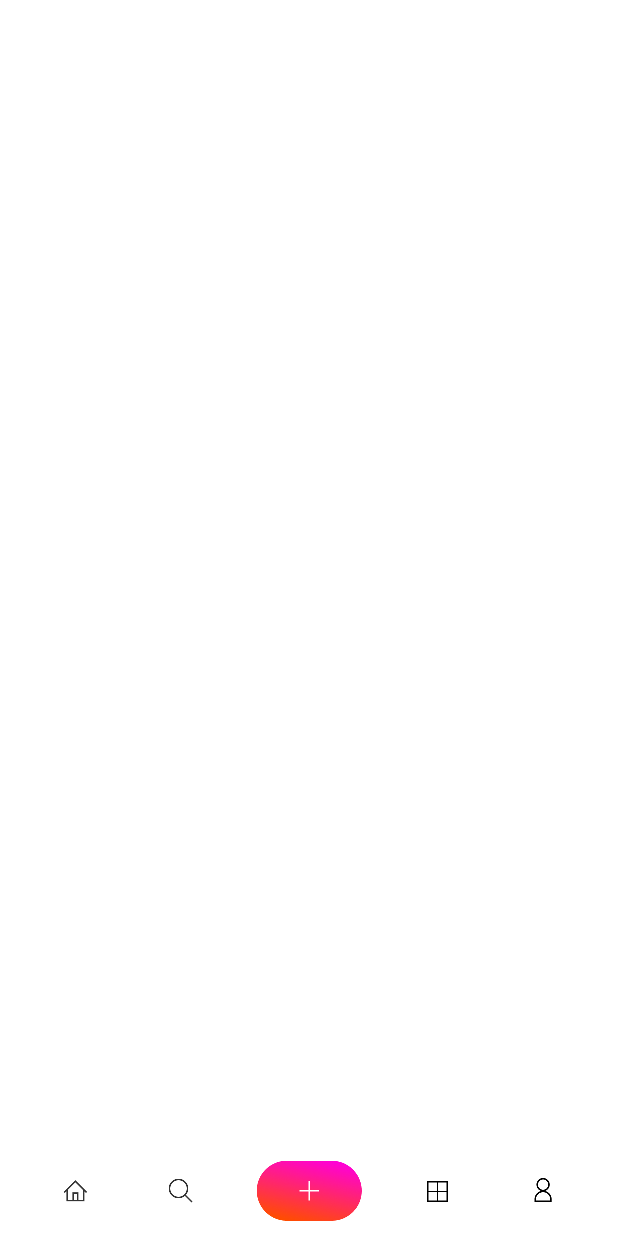
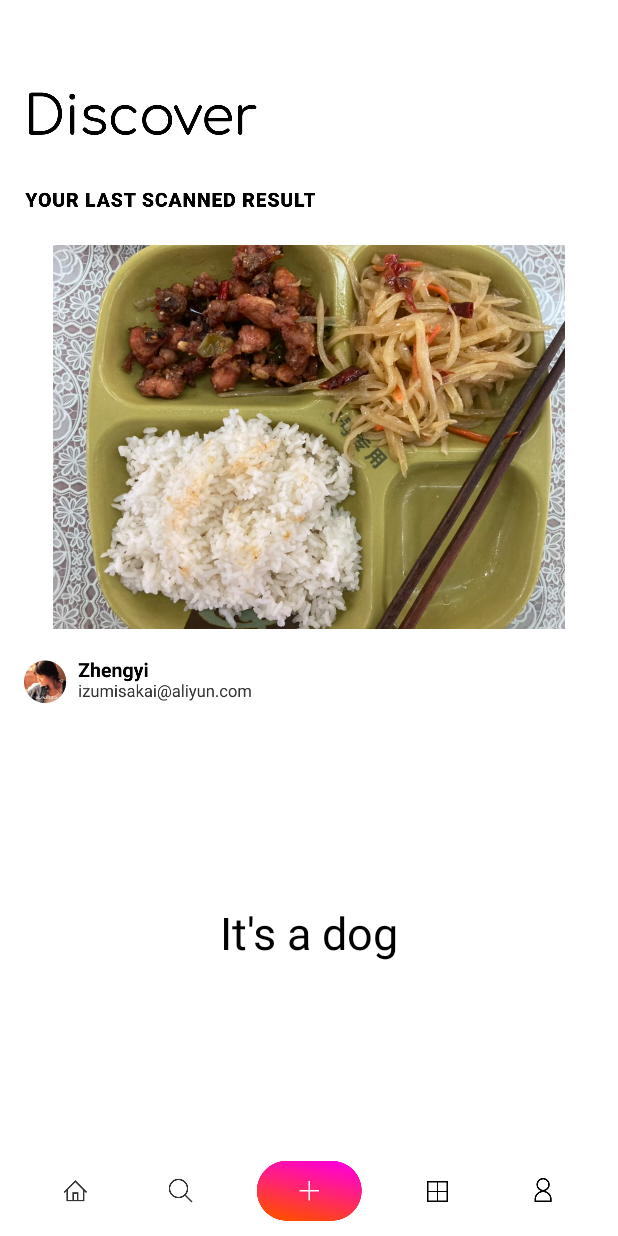
Before and after one commit to IzumiSakai-zy/AndroidImageScanApp, an Android app: the fragment MainPageFragment placed in its activity, on a phone screen of 412 x 824 dp. Run offline under Robolectric (Android 15) with nearby library versions, the phone set to English and light mode, and no system bars; libraries missing offline, so code that uses them is left out: com.facebook.drawee; 1 statement that could not run was skipped.

Commit message:
feature(android_front_end):首页UI完成

```diff
--- a/android_front_end/app/src/main/java/com/whu/androidimagescanapp/ui/LoginFragment.kt
+++ b/android_front_end/app/src/main/java/com/whu/androidimagescanapp/ui/LoginFragment.kt
@@ -10,14 +10,14 @@ import com.whu.androidimagescanapp.R
 
 class LoginFragment : Fragment(), View.OnClickListener {
 
-    private var loginButton:ImageView? = null
-    private var backButton:ImageView? = null
-
     companion object {
         const val TAG = "LOGIN_FRAGMENT"
         @JvmStatic
         fun newInstance() = LoginFragment()
     }
+
+    private var loginButton:ImageView? = null
+    private var backButton:ImageView? = null
 
     override fun onCreateView(
         inflater: LayoutInflater, container: ViewGroup?,
--- a/android_front_end/app/src/main/java/com/whu/androidimagescanapp/ui/MainPageFragment.kt
+++ b/android_front_end/app/src/main/java/com/whu/androidimagescanapp/ui/MainPageFragment.kt
@@ -11,24 +11,20 @@ import android.provider.MediaStore
 import android.view.LayoutInflater
 import android.view.View
 import android.view.ViewGroup
+import android.widget.FrameLayout
 import android.widget.ImageView
 import android.widget.Toast
 import androidx.core.app.ActivityCompat
 import androidx.core.content.FileProvider
 import androidx.fragment.app.Fragment
 import com.whu.androidimagescanapp.R
+import com.whu.androidimagescanapp.utils.CommonUtils
 import com.whu.androidimagescanapp.utils.PermissionUtil
 import java.io.File
 import java.text.SimpleDateFormat
 import java.util.*
 
 class MainPageFragment : Fragment(), View.OnClickListener {
-    private val REQUEST_STORAGE_PERMISSION = 1
-    private val TAKE_A_PHOTO = 2
-
-    private var takeImage: ImageView? = null
-    private var imageContent: ImageView? = null
-    private var imageUri: Uri? = null
 
     companion object {
         const val TAG = "MAIN_PAGE_FRAGMENT"
@@ -36,6 +32,13 @@ class MainPageFragment : Fragment(), View.OnClickListener {
         @JvmStatic
         fun newInstance() = MainPageFragment()
     }
+
+    private val REQUEST_STORAGE_PERMISSION = 1
+    private val TAKE_A_PHOTO = 2
+
+    private var takeImage: ImageView? = null
+    private var scannedImage: ImageView? = null
+    private var imageUri: Uri? = null
 
     override fun onViewCreated(view: View, savedInstanceState: Bundle?) {
         super.onViewCreated(view, savedInstanceState)
@@ -51,7 +54,7 @@ class MainPageFragment : Fragment(), View.OnClickListener {
     ): View? {
         return inflater.inflate(R.layout.fragment_main_page, container, false).let {
             takeImage = it.findViewById(R.id.bottom_icon_take_a_photo)
-            imageContent = it.findViewById(R.id.photo_content)
+            scannedImage = it.findViewById(R.id.main_page_scanned_image)
             it
         }
     }
@@ -88,16 +91,6 @@ class MainPageFragment : Fragment(), View.OnClickListener {
         }
     }
 
-    override fun onActivityResult(requestCode: Int, resultCode: Int, data: Intent?) {
-        super.onActivityResult(requestCode, resultCode, data)
-        if (requestCode == TAKE_A_PHOTO) {
-            val uri = imageUri ?: return
-            BitmapFactory.decodeStream(activity?.contentResolver?.openInputStream(uri)).let {
-                imageContent?.setImageBitmap(it)
-            }
-        }
-    }
-
     private fun requestStoragePermission() {
         ActivityCompat.requestPermissions(
             requireActivity(),
@@ -107,7 +100,7 @@ class MainPageFragment : Fragment(), View.OnClickListener {
     }
 
     private fun requestCamera() {
-        imageUri = FileProvider.getUriForFile(requireContext(), "com.whu.fileprovider", getImageFile());
+        imageUri = FileProvider.getUriForFile(requireContext(), "com.whu.fileprovider", getImageFile())
         val intent = Intent(MediaStore.ACTION_IMAGE_CAPTURE)
         intent.putExtra(MediaStore.EXTRA_OUTPUT, imageUri)
         startActivityForResult(intent, TAKE_A_PHOTO)
@@ -118,4 +111,18 @@ class MainPageFragment : Fragment(), View.OnClickListener {
         val storageDir = requireActivity().getExternalFilesDir(Environment.DIRECTORY_PICTURES)
         return File.createTempFile(imageName, ".jpeg", storageDir)
     }
+
+    override fun onActivityResult(requestCode: Int, resultCode: Int, data: Intent?) {
+        super.onActivityResult(requestCode, resultCode, data)
+        if (requestCode == TAKE_A_PHOTO) {
+            val uri = imageUri ?: return
+            BitmapFactory.decodeStream(activity?.contentResolver?.openInputStream(uri)).let {
+                scannedImage?.apply {
+                    val pixValue = CommonUtils.dip2px(requireContext(), 10)
+                    setPadding(pixValue,0,pixValue,0)
+                    setImageBitmap(it)
+                }
+            }
+        }
+    }
 }
--- a/android_front_end/app/src/main/res/layout/fragment_login.xml
+++ b/android_front_end/app/src/main/res/layout/fragment_login.xml
@@ -4,7 +4,7 @@
     xmlns:app="http://schemas.android.com/apk/res-auto"
     android:layout_width="match_parent"
     android:layout_height="match_parent"
-    android:layout_marginTop="23dp"
+    android:layout_marginTop="28dp"
     android:background="#FFFFFF">
 
     <ImageView
--- a/android_front_end/app/src/main/res/layout/fragment_main_page.xml
+++ b/android_front_end/app/src/main/res/layout/fragment_main_page.xml
@@ -1,16 +1,70 @@
 <?xml version="1.0" encoding="utf-8"?>
-<androidx.constraintlayout.widget.ConstraintLayout xmlns:android="http://schemas.android.com/apk/res/android"
+<androidx.constraintlayout.widget.ConstraintLayout
+    xmlns:android="http://schemas.android.com/apk/res/android"
+    xmlns:app="http://schemas.android.com/apk/res-auto"
     android:layout_width="match_parent"
     android:layout_height="match_parent"
-    android:background="#FFFFFF"
-    xmlns:app="http://schemas.android.com/apk/res-auto">
+    android:layout_marginTop="28dp"
+    android:background="#FFFFFF">
 
     <ImageView
-        android:id="@+id/photo_content"
-        android:layout_width="match_parent"
-        android:layout_height="match_parent"
-        app:layout_constraintBottom_toTopOf="@id/bottom_bar"
-        app:layout_constraintTop_toTopOf="parent"/>
+        android:id="@+id/main_page_discover"
+        android:layout_width="wrap_content"
+        android:layout_height="wrap_content"
+        android:src="@drawable/main_page_discover"
+        android:layout_marginTop="30dp"
+        android:layout_marginStart="16dp"
+        app:layout_constraintTop_toTopOf="parent"
+        app:layout_constraintStart_toStartOf="parent" />
+
+    <ImageView
+        android:id="@+id/main_page_your_last_scanned_text"
+        android:layout_width="wrap_content"
+        android:layout_height="wrap_content"
+        android:src="@drawable/main_page_your_last_scanned_result"
+        android:layout_marginTop="30dp"
+        android:layout_marginStart="16dp"
+        app:layout_constraintTop_toBottomOf="@+id/main_page_discover"
+        app:layout_constraintStart_toStartOf="parent" />
+
+    <ImageView
+        android:id="@+id/main_page_scanned_image"
+        android:layout_width="wrap_content"
+        android:layout_height="wrap_content"
+        android:src="@drawable/main_page_scanned_image"
+        android:layout_marginTop="25dp"
+        android:layout_marginStart="16dp"
+        android:layout_marginEnd="16dp"
+        android:adjustViewBounds="true"
+        android:scaleType="fitCenter"
+        app:layout_constraintTop_toBottomOf="@+id/main_page_your_last_scanned_text"
+        app:layout_constraintStart_toStartOf="parent"
+        app:layout_constraintEnd_toEndOf="parent"/>
+
+    <ImageView
+        android:id="@+id/main_page_scanned_bottom_icon"
+        android:layout_width="wrap_content"
+        android:layout_height="wrap_content"
+        android:src="@drawable/main_page_scanned_bottom_icon"
+        android:layout_marginTop="20dp"
+        android:layout_marginStart="16dp"
+        app:layout_constraintTop_toBottomOf="@+id/main_page_scanned_image"
+        app:layout_constraintStart_toStartOf="parent"/>
+
+    <TextView
+        android:id="@+id/main_page_predicted_result"
+        android:layout_width="wrap_content"
+        android:layout_height="wrap_content"
+        android:textSize="30sp"
+        android:maxLines="5"
+        android:textColor="@color/black"
+        android:text="@string/main_page_predicted_result"
+        android:layout_marginStart="16dp"
+        android:layout_marginEnd="16dp"
+        app:layout_constraintStart_toStartOf="parent"
+        app:layout_constraintEnd_toEndOf="parent"
+        app:layout_constraintTop_toBottomOf="@id/main_page_scanned_bottom_icon"
+        app:layout_constraintBottom_toTopOf="@id/bottom_bar" />
 
     <include
         android:id="@+id/bottom_bar"
--- a/android_front_end/app/src/main/res/values/strings.xml
+++ b/android_front_end/app/src/main/res/values/strings.xml
@@ -1,5 +1,6 @@
 <resources>
     <string name="app_name">AndroidImageScanApp</string>
-    <string name="login_account"> izumiskai@aliyun.com</string>
-    <string name="login_password"> 123456</string>
+    <string name="login_account">&#160;izumiskai@aliyun.com</string>
+    <string name="login_password">&#160;123456</string>
+    <string name="main_page_predicted_result">It\'s a dog</string>
 </resources>
```
Also changed, not shown: android_front_end/app/src/main/java/com/whu/androidimagescanapp/utils/CommonUtils.kt (added, +10 -0 lines), android_front_end/app/src/main/res/drawable-v24/ic_launcher_foreground.xml (deleted, +0 -30 lines), android_front_end/app/src/main/res/layout/fragment_opening.xml (+9 -9 lines), android_front_end/app/src/main/res/drawable-xxhdpi/main_page_discover.png (added), android_front_end/app/src/main/res/drawable-xxhdpi/main_page_scanned_bottom_icon.png (added), android_front_end/app/src/main/res/drawable-xxhdpi/main_page_scanned_image.jpeg (added), android_front_end/app/src/main/res/drawable-xxhdpi/main_page_your_last_scanned_result.png (added), android_front_end/app/src/main/res/drawable-xxhdpi/opening_background.png.
